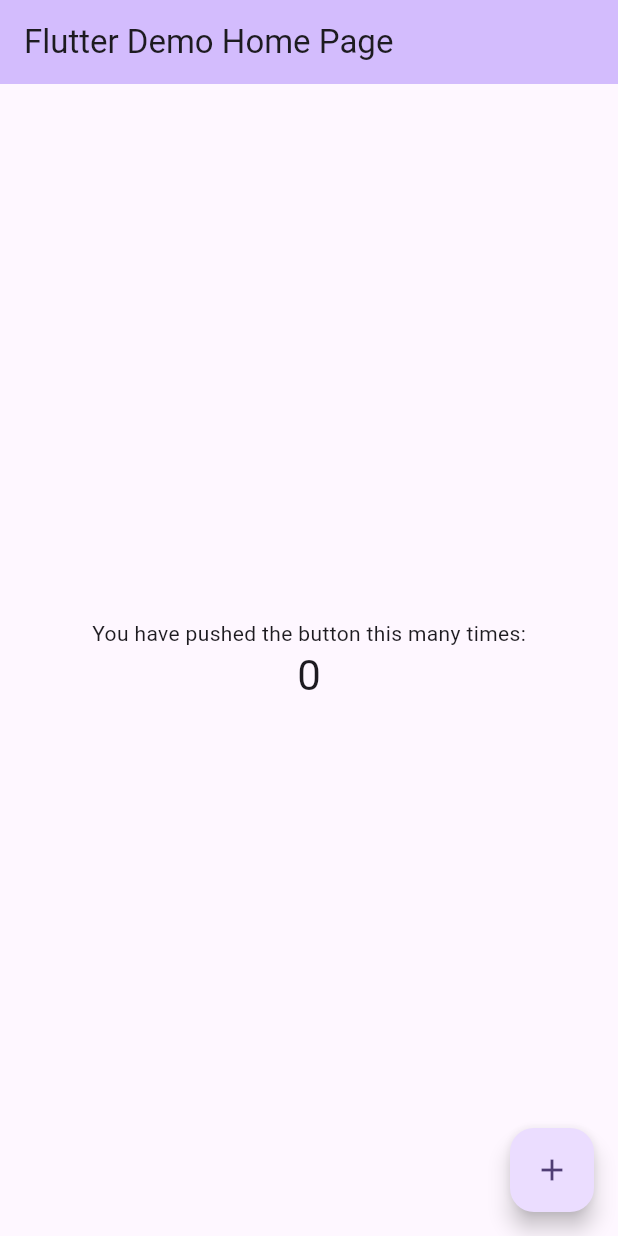
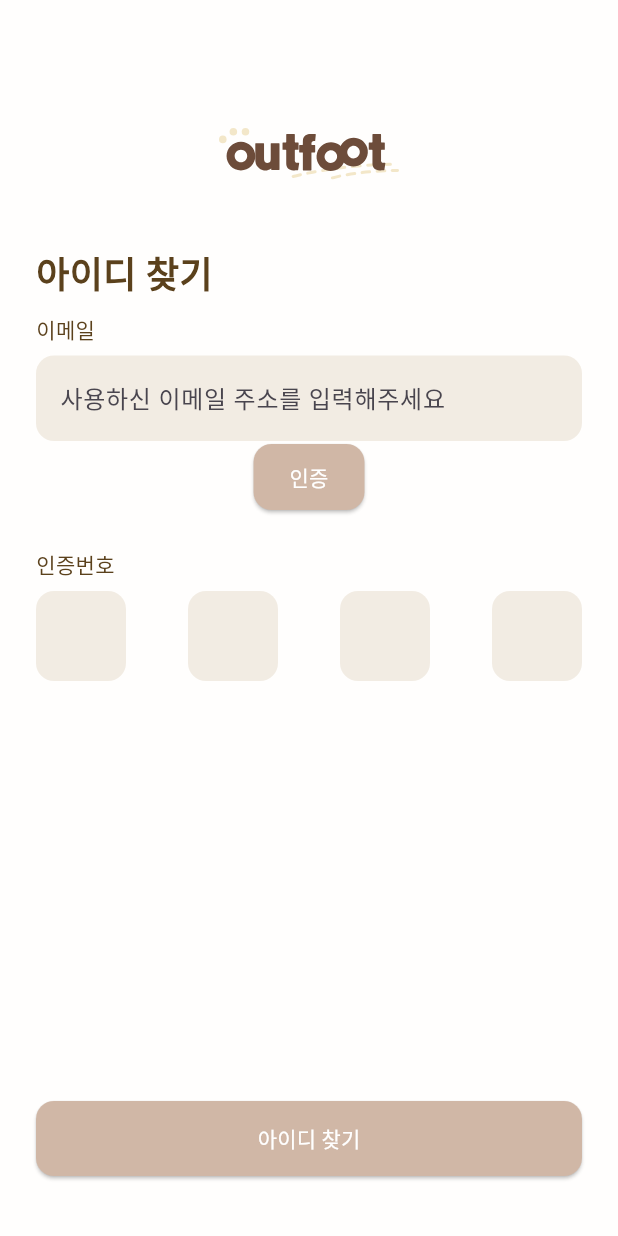
Before and after one commit to APPS-sookmyung/2024-OUTFOOT-client, a Flutter app: the screen it shows after launch, on a phone screen of 412 x 824 dp. Run offline on Flutter 3.47's test engine with Material 3 defaults, Android fonts, the phone set to English and light mode, and no system bars; our stand-ins replace flutter_svg, image_picker, path_drawing.

Commit message:
[Feat/#17] 아이디 찾기 UI 구현

```diff
--- a/outfoot/lib/main.dart
+++ b/outfoot/lib/main.dart
@@ -1,4 +1,5 @@
 import 'package:flutter/material.dart';
+import 'package:outfoot/screens/login_find_id.dart';
 
 void main() {
   runApp(const MyApp());
@@ -31,7 +32,7 @@
         colorScheme: ColorScheme.fromSeed(seedColor: Colors.deepPurple),
         useMaterial3: true,
       ),
-      home: const MyHomePage(title: 'Flutter Demo Home Page'),
+      home: LoginFindIdPage(),
     );
   }
 }
--- /dev/null
+++ b/outfoot/lib/screens/login_find_id.dart
@@ -0,0 +1,176 @@
+import 'package:flutter/material.dart';
+import 'package:flutter_svg/flutter_svg.dart';
+
+class LoginFindIdPage extends StatefulWidget {
+  @override
+  _LoginFindIdPageState createState() => _LoginFindIdPageState();
+}
+
+class _LoginFindIdPageState extends State<LoginFindIdPage> {
+  final TextEditingController _emailController = TextEditingController();
+  final TextEditingController _verificationController1 =
+      TextEditingController();
+  final TextEditingController _verificationController2 =
+      TextEditingController();
+  final TextEditingController _verificationController3 =
+      TextEditingController();
+  final TextEditingController _verificationController4 =
+      TextEditingController();
+
+  bool _isVerified = false;
+
+  @override
+  Widget build(BuildContext context) {
+    return Scaffold(
+      backgroundColor: Color(0xFFFFFEFD),
+      body: SafeArea(
+        child: Padding(
+          padding: const EdgeInsets.symmetric(horizontal: 24),
+          child: Column(
+            crossAxisAlignment: CrossAxisAlignment.start,
+            children: [
+              SizedBox(height: 80),
+              // Logo
+              Center(
+                child: SvgPicture.asset(
+                  'assets/logo.svg',
+                  width: 120,
+                  height: 45,
+                ),
+              ),
+              SizedBox(height: 40),
+              // Title
+              Text(
+                '아이디 찾기',
+                style: TextStyle(
+                  fontSize: 24,
+                  fontWeight: FontWeight.bold,
+                  color: Color(0xFF5B411C),
+                ),
+              ),
+              SizedBox(height: 8),
+              // Email label
+              Text(
+                '이메일',
+                style: TextStyle(
+                  fontSize: 14,
+                  color: Color(0xFF5B411C),
+                ),
+              ),
+              SizedBox(height: 8),
+              // Email input field
+              Column(
+                children: [
+                  Expanded(
+                    child: TextField(
+                      controller: _emailController,
+                      decoration: InputDecoration(
+                        hintText: '사용하신 이메일 주소를 입력해주세요',
+                        filled: true,
+                        fillColor: Color(0xFFF2ECE3),
+                        border: OutlineInputBorder(
+                          borderRadius: BorderRadius.circular(12),
+                          borderSide: BorderSide.none,
+                        ),
+                      ),
+                    ),
+                  ),
+                  SizedBox(width: 8),
+                  // 인증 버튼
+                  ElevatedButton(
+                    onPressed: () {
+                      setState(() {
+                        _isVerified = true;
+                      });
+                    },
+                    style: ElevatedButton.styleFrom(
+                      primary: Color(0xFFD0B7A6),
+                      padding:
+                          EdgeInsets.symmetric(horizontal: 24, vertical: 12),
+                      shape: RoundedRectangleBorder(
+                        borderRadius: BorderRadius.circular(12),
+                      ),
+                    ),
+                    child: Text(
+                      _isVerified ? '인증 완료되었어요' : '인증',
+                      style: TextStyle(color: Colors.white),
+                    ),
+                  ),
+                ],
+              ),
+              SizedBox(height: 24),
+              // 인증번호 입력창
+              Text(
+                '인증번호',
+                style: TextStyle(
+                  fontSize: 14,
+                  color: Color(0xFF5B411C),
+                ),
+              ),
+              SizedBox(height: 8),
+              // 4개의 인증번호 입력칸
+              Row(
+                mainAxisAlignment: MainAxisAlignment.spaceBetween,
+                children: [
+                  _verificationNumberBox(_verificationController1),
+                  _verificationNumberBox(_verificationController2),
+                  _verificationNumberBox(_verificationController3),
+                  _verificationNumberBox(_verificationController4),
+                ],
+              ),
+              Spacer(),
+              // 아이디 찾기 버튼
+              Center(
+                child: SizedBox(
+                  width: double.infinity,
+                  height: 50,
+                  child: ElevatedButton(
+                    onPressed: () {
+                      // 아이디 찾기 로직
+                    },
+                    style: ElevatedButton.styleFrom(
+                      primary: Color(0xFFD0B7A6),
+                      shape: RoundedRectangleBorder(
+                        borderRadius: BorderRadius.circular(12),
+                      ),
+                    ),
+                    child: Text(
+                      '아이디 찾기',
+                      style: TextStyle(color: Colors.white),
+                    ),
+                  ),
+                ),
+              ),
+              SizedBox(height: 40),
+            ],
+          ),
+        ),
+      ),
+    );
+  }
+
+  // 인증번호 입력 칸
+  Widget _verificationNumberBox(TextEditingController controller) {
+    return Container(
+      width: 60,
+      height: 60,
+      decoration: BoxDecoration(
+        color: Color(0xFFF2ECE3),
+        borderRadius: BorderRadius.circular(12),
+      ),
+      child: Center(
+        child: TextField(
+          controller: controller,
+          textAlign: TextAlign.center,
+          style: TextStyle(fontSize: 24),
+          keyboardType: TextInputType.number,
+          maxLength: 1,
+          decoration: InputDecoration(
+            border: InputBorder.none,
+            counterText: '',
+          ),
+        ),
+      ),
+    );
+  }
+}
--- a/outfoot/pubspec.yaml
+++ b/outfoot/pubspec.yaml
@@ -33,6 +33,7 @@ dependencies:
 
   path_drawing: ^1.0.1
   image_picker: ^0.8.4+4
+  flutter_svg: ^1.0.3
 
   # The following adds the Cupertino Icons font to your application.
   # Use with the CupertinoIcons class for iOS style icons.
```
Also changed, not shown: outfoot/pubspec.lock, 7 other files.
